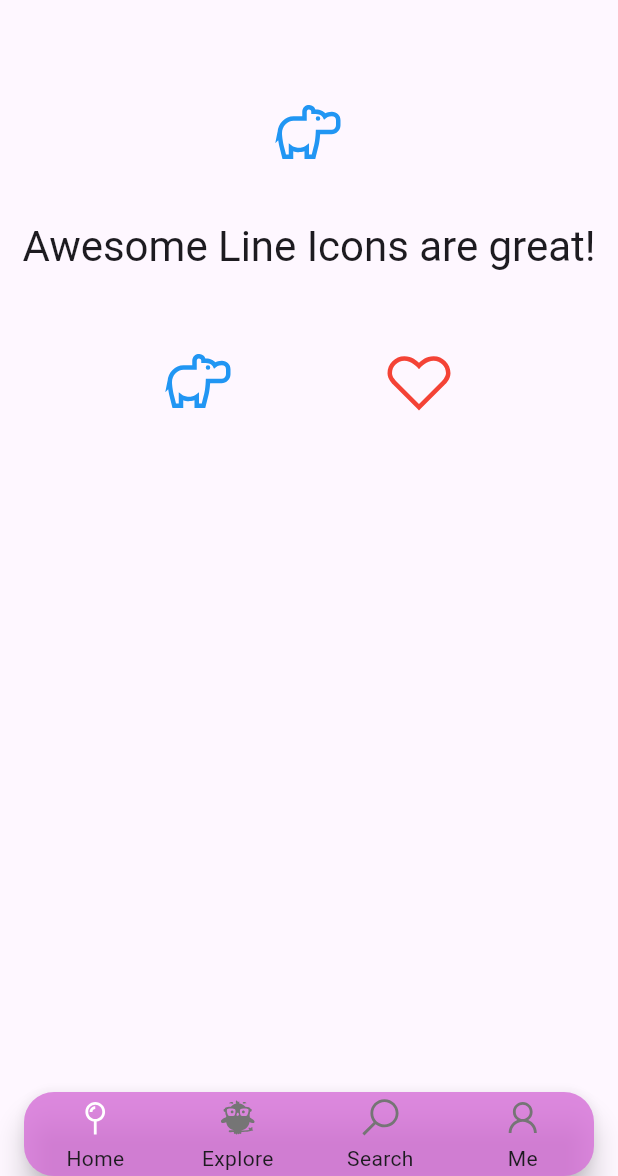
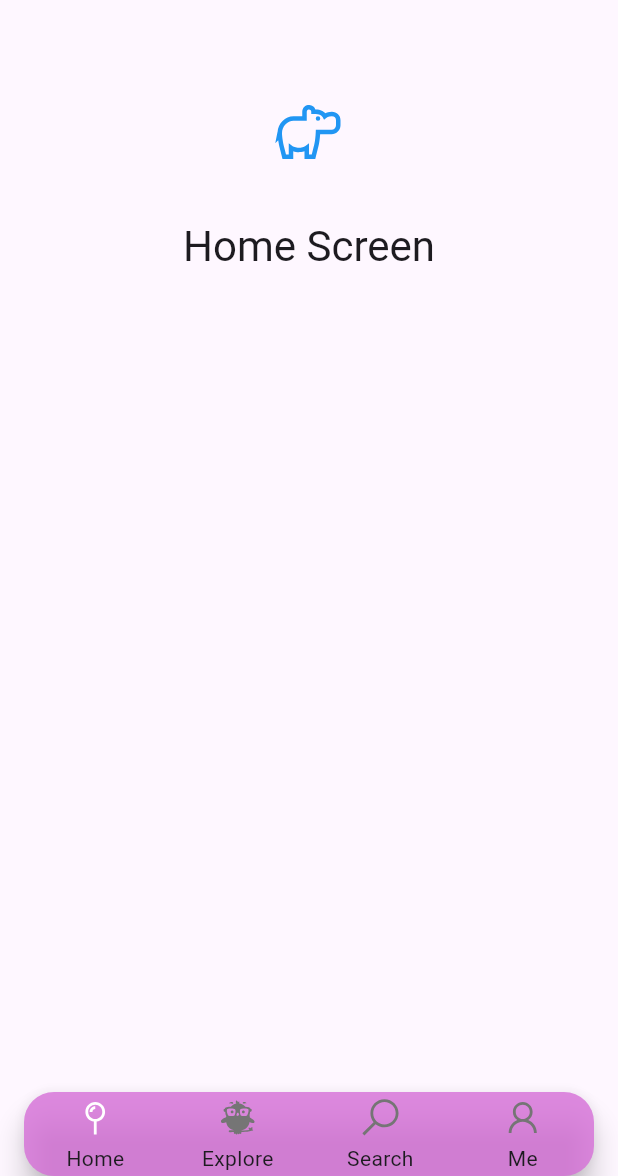
Before and after one commit to gauss2302/Nail-It-Todo-Task-Application, a Flutter app: the screen it shows after launch, on a phone screen of 412 x 824 dp, the part 60-1236 px from its top. Run offline on Flutter 3.47's test engine with Material 3 defaults, Android fonts, the phone set to English and light mode, and no system bars; drawn by our look-alikes of custom_navigation_bar; our stand-ins replace flutter_dotenv, flutter_riverpod, fpdart, go_router, internet_connection_checker_plus, line_icons and 2 more; accounts and stored records are empty; generated files the repository leaves out were written again; Roboto replaces fonts that are missing (Raleway).

Commit message:
Fix UI layout and remove unused code

```diff
--- a/lib/features/auth/data/datasources/auth_data.dart
+++ b/lib/features/auth/data/datasources/auth_data.dart
@@ -4,6 +4,7 @@ import 'package:supabase_flutter/supabase_flutter.dart';
 
 abstract interface class AuthDataSource {
   Session? get session;
+
   Future<UserModel> signUpWithEmailPassword({
     required String username,
     required String email,
@@ -24,6 +25,9 @@ class AuthDataSourceImpl implements AuthDataSource {
   AuthDataSourceImpl(this.superbaseClient);
 
   @override
+  Session? get session => superbaseClient.auth.currentSession;
+
+  @override
   Future<UserModel?> getCurrentUserData() async {
     try {
       if (session != null) {
@@ -40,9 +44,6 @@ class AuthDataSourceImpl implements AuthDataSource {
       throw ServerException(e.toString());
     }
   }
-
-  @override
-  Session? get session => superbaseClient.auth.currentSession;
 
   @override
   Future<UserModel> signInWithEmailPassword(
--- a/lib/features/home/presentation/pages/home_screen.dart
+++ b/lib/features/home/presentation/pages/home_screen.dart
@@ -41,27 +41,12 @@ class _MyHomeScreenState extends ConsumerState<MyHomeScreen> {
                   ],
                 ),
               ),
-              Text(
-                'Awesome Line Icons are great!',
-                style: Theme.of(context).textTheme.headlineMedium,
-              ),
-              const SizedBox(
-                height: 48.0,
-              ),
+              Text('Home Screen',
+                  style: Theme.of(context).textTheme.headlineMedium,
+                  softWrap: true,
+                  selectionColor: const Color.fromARGB(125, 217, 3, 255)),
+
               // Using LineIcon (no 's') for concision. It returns an Icon object
-              const Row(
-                mainAxisAlignment: MainAxisAlignment.spaceEvenly,
-                children: [
-                  LineIcon.hippo(
-                    size: 48.0,
-                    color: Colors.blue,
-                  ),
-                  LineIcon.heart(
-                    size: 48.0,
-                    color: Colors.red,
-                  ),
-                ],
-              ),
             ],
           ),
         ),
```
